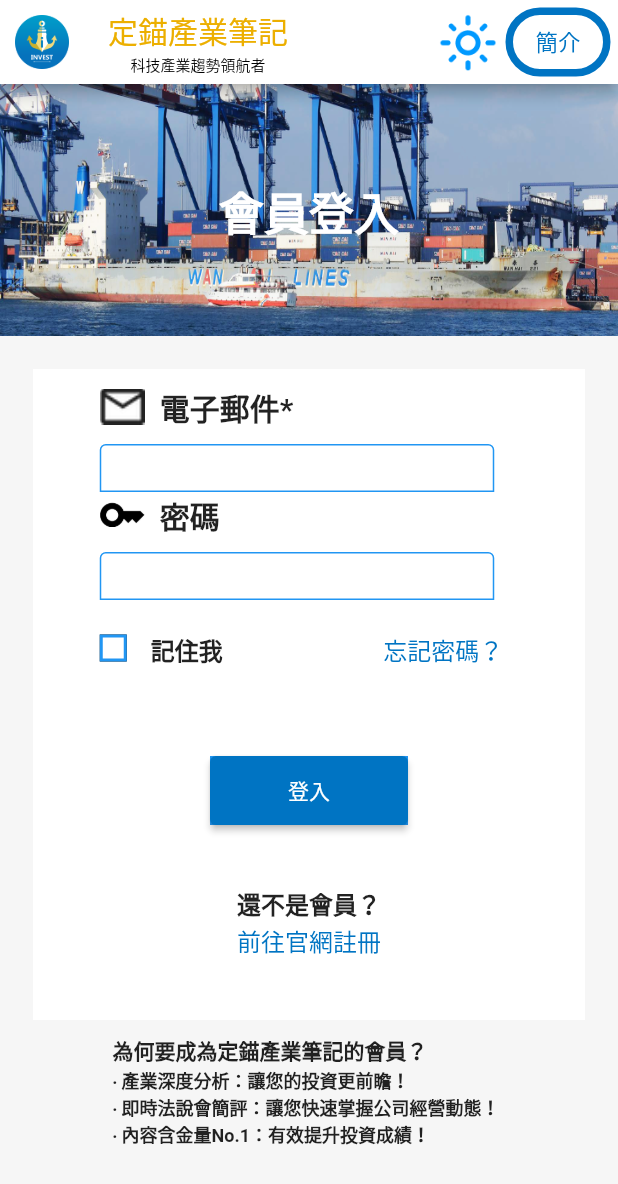
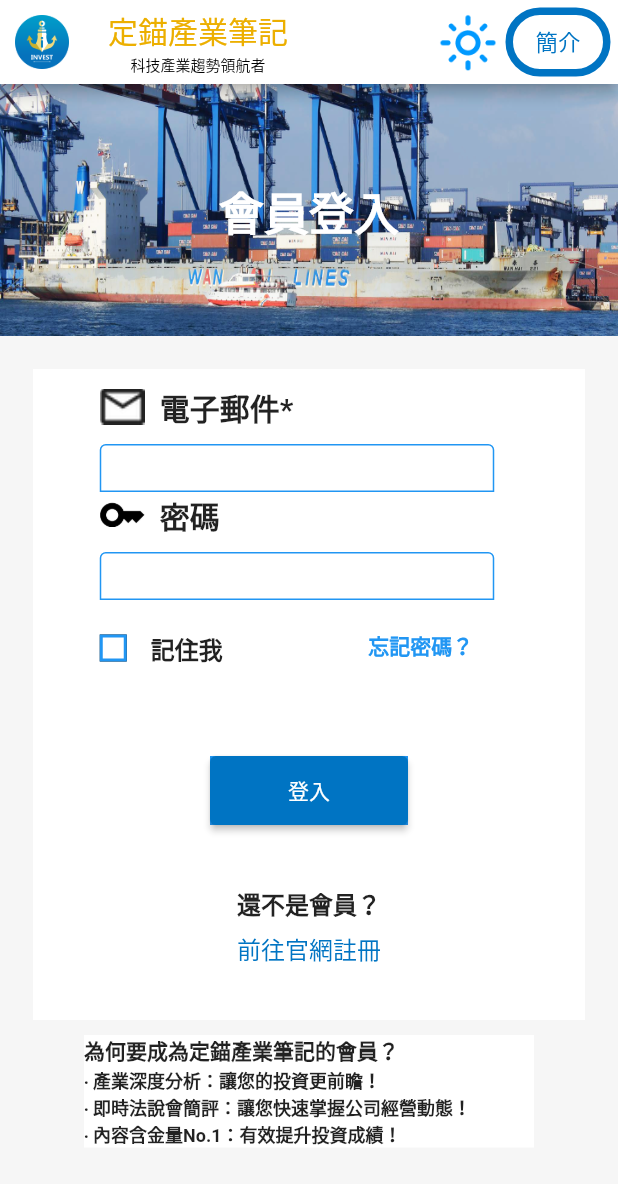
Before and after one commit to kvn2000tw/invest, a Flutter app: the screen it shows after launch, after a tap on "登入", on a phone screen of 412 x 824 dp. Shown: the top 1184 px of the screen. Run offline on Flutter 3.47's test engine with Material 2 defaults, Android fonts, the phone set to English and light mode, and no system bars; drawn by our look-alikes of overlay_support; our stand-ins replace firebase_core, firebase_messaging, shared_preferences, webview_flutter; missing offline and left inert: plain_notification_token, webview_cookie_manager; accounts and stored records are empty; network calls fail; Roboto replaces fonts that are missing (Poppins).

Commit message:
fix small device bug

```diff
--- a/lib/components/login.dart
+++ b/lib/components/login.dart
@@ -278,7 +278,7 @@ class Login extends StatelessWidget {
                               crossAxisAlignment: CrossAxisAlignment.start,
                               children: [
                                 Container(
-                                  width: 131,
+                                  width: 200,
                                   height: 30,
                                   decoration: BoxDecoration(
                                     color: FlutterFlowTheme.of(context)
@@ -305,7 +305,7 @@ class Login extends StatelessWidget {
                                         padding: EdgeInsetsDirectional.fromSTEB(
                                             10, 0, 0, 0),
                                         child: Container(
-                                          width: 91,
+                                          width: 150,
                                           height: 28,
                                           decoration: BoxDecoration(
                                             color: FlutterFlowTheme.of(context)
@@ -397,7 +397,7 @@ class Login extends StatelessWidget {
                             ),
                           ),
                           Container(
-                            width: 131,
+                            width: 200,
                             height: 30,
                             decoration: BoxDecoration(
                               color: FlutterFlowTheme.of(context)
@@ -424,7 +424,7 @@ class Login extends StatelessWidget {
                                   padding: EdgeInsetsDirectional.fromSTEB(
                                       10, 0, 0, 0),
                                   child: Container(
-                                    width: 40,
+                                    width: 100,
                                     height: 28,
                                     decoration: BoxDecoration(
                                       color: FlutterFlowTheme.of(context)
@@ -554,8 +554,8 @@ class Login extends StatelessWidget {
                                     padding: EdgeInsetsDirectional.fromSTEB(
                                         16, 0, 0, 0),
                                     child: Container(
-                                      width: 48,
-                                      height: 22,
+                                      width: 80,
+                                      height: 24,
                                       decoration: BoxDecoration(
                                         color: FlutterFlowTheme.of(context)
                                             .secondaryBackground,
@@ -571,29 +571,22 @@ class Login extends StatelessWidget {
                                       ),
                                     ),
                                   ),
-                                  Padding(
-                                    padding: EdgeInsetsDirectional.fromSTEB(
-                                        107, 0, 0, 0),
+                                  Expanded(
+                                    child: Align(
+                                      alignment: AlignmentDirectional(1, 0),
                                       child: Container(
-                                      width: 80,
-                                      height: 22,
+                                        width: 100,
+                                        height: 24,
                                         decoration: BoxDecoration(
-                                        color: FlutterFlowTheme.of(context)
-                                            .secondaryBackground,
-                                        //border: Border.all(color: Colors.blueAccent),
-                                      ),
-                                      child:TextButton(
-
-                                      style: TextButton.styleFrom(
-                                         padding: EdgeInsetsDirectional.fromSTEB(
-                                        0, 0, 0, 0),
-                                            textStyle: TextStyle(fontSize: 16,color:Colors.blue),
+                                          color: FlutterFlowTheme.of(context).secondaryBackground,
                                         ),
                                         child: Text(
                                           '忘記密碼？',
-                                        style:TextStyle(fontSize: 16,color:Data.blue),
+                                          style: FlutterFlowTheme.of(context).bodyText1.override(
+                                            fontFamily: 'Poppins',
+                                            color: FlutterFlowTheme.of(context).primaryColor,
                                         ),
-                                        onPressed: () => _showForgotDialog(context),
+                                      ),
                                     ),
                                   ),
                                 ),
@@ -628,8 +621,8 @@ class Login extends StatelessWidget {
                   Padding(
                     padding: EdgeInsetsDirectional.fromSTEB(0, 40, 0, 0),
                     child: Container(
-                      width: 96,
-                      height: 50,
+
+                      height: 60,
                       decoration: BoxDecoration(
                         color: FlutterFlowTheme.of(context).secondaryBackground,
                       ),
@@ -668,18 +661,21 @@ class Login extends StatelessWidget {
           ),
           Padding(
             padding: EdgeInsetsDirectional.fromSTEB(0, 10, 0, 0),
+
             child: Container(
-              width: 262,
-              height: 86,
+            width: 300,
+            //height: 100,
             decoration: BoxDecoration(
-                //color: FlutterFlowTheme.of(context).secondaryBackground,
+              color: Data.white,
             ),
+
             child: Column(
               mainAxisSize: MainAxisSize.max,
               crossAxisAlignment: CrossAxisAlignment.start,
               children: [
               Text(
                 '為何要成為定錨產業筆記的會員？',
+                textAlign: TextAlign.start,
                 style: FlutterFlowTheme.of(context).bodyText1.override(
                   fontFamily: 'Poppins',
                   fontWeight: FontWeight.bold,
@@ -698,6 +694,7 @@ class Login extends StatelessWidget {
                 fontFamily: 'Poppins',
                 fontSize: 12,
               ),
+              maxLines:2
             ),
             Text(
               '‧ 內容含金量No.1：有效提升投資成績！',
@@ -710,6 +707,7 @@ class Login extends StatelessWidget {
         ),
       ),
     ),
+
         ],
       ))));
   }
```
Lines whose indentation alone changed are shown as unchanged.
